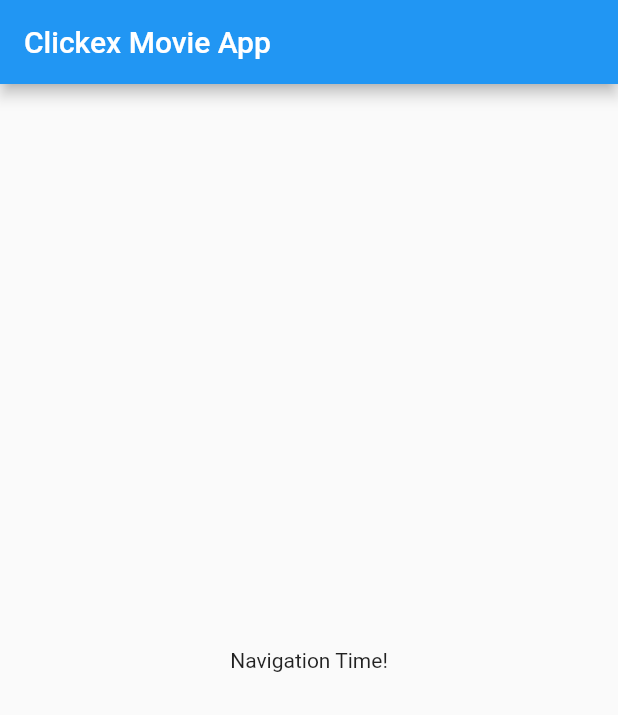
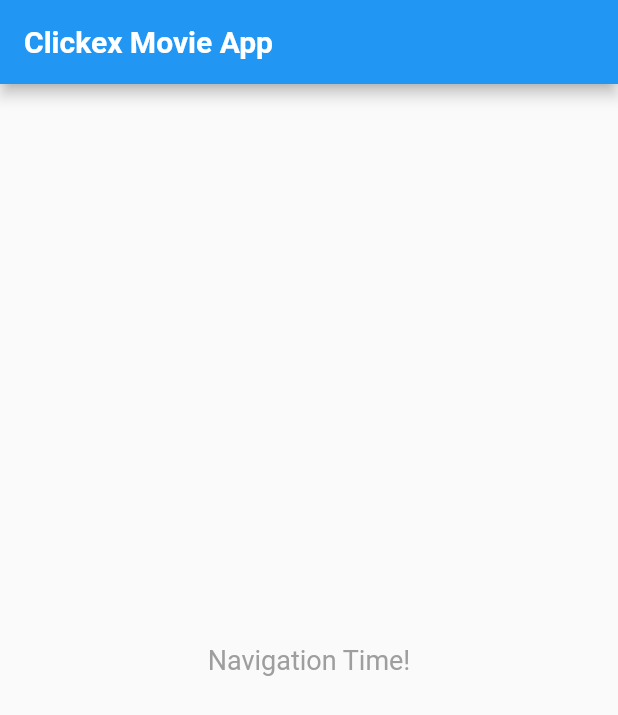
Before and after one commit to Abood2284/Movie_Downloading_App, a Flutter app: the screen it shows after launch, on a phone screen of 412 x 824 dp. Shown: the top 715 px of the screen. Run offline on Flutter 3.47's test engine with Material 2 defaults, Android fonts, the phone set to English and light mode, and no system bars; statements that could not run were skipped.

Commit message:
Holds the structure of the app and added some text themes

```diff
--- a/lib/main.dart
+++ b/lib/main.dart
@@ -1,18 +1,37 @@
 import 'package:flutter/material.dart';
+import 'package:provider/provider.dart';
 
 import './_home_page.dart';
+import './Movies/movie_provider.dart';
 
 void main() => runApp(MyApp());
 
 class MyApp extends StatelessWidget {
   @override
   Widget build(BuildContext context) {
-    return MaterialApp(
-      title: 'DeliMeals',
-      theme: ThemeData(
-        primarySwatch: Colors.blue,
+    return MultiProvider(
+      providers: [
+        ChangeNotifierProvider(
+          create: (ctx) => MovieProvider(),
+        ),
+      ],
+      child: MaterialApp(
+        title: 'DeliMeals',
+        theme: ThemeData(
+          primarySwatch: Colors.blue,
+          textTheme: ThemeData.light().textTheme.copyWith(
+                headline6: const TextStyle(
+                    fontSize: 20,
+                    fontWeight: FontWeight.bold,
+                    color: Colors.black),
+                bodyText2: const TextStyle(
+                  fontSize: 18,
+                  color: Colors.grey,
+                ),
+              ),
+        ),
+        home: HomePage(),
       ),
-      home: HomePage(),
     );
   }
 }
```
